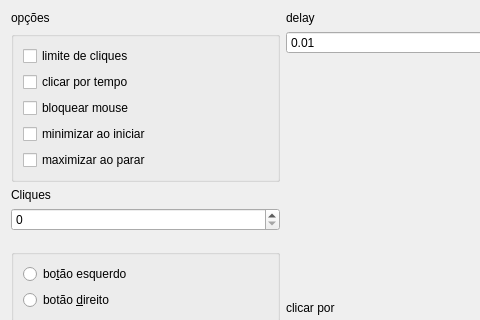
The window that ui/autoclicker.ui (BrunoFelippeFaria/silver-clicker) describes before a commit, drawn with Qt 5; both pictures show x 0 to 480 and y 0 to 320 of the 565 by 524 pixel window.
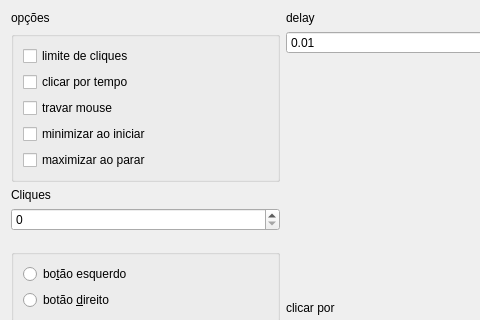
The same window after the commit. Icons and pictures are not drawn.

Commit message: travar mouse

```diff
--- a/ui/autoclicker.ui
+++ b/ui/autoclicker.ui
@@ -146,7 +146,7 @@
       <item>
        <widget class="QCheckBox" name="cbBloquearMouse">
         <property name="text">
-         <string>bloquear mouse</string>
+         <string>travar mouse</string>
         </property>
        </widget>
       </item>
```
Left out of the diff: 2 changed lines with no effect on the pictures. The commit also changes 4 other files.
